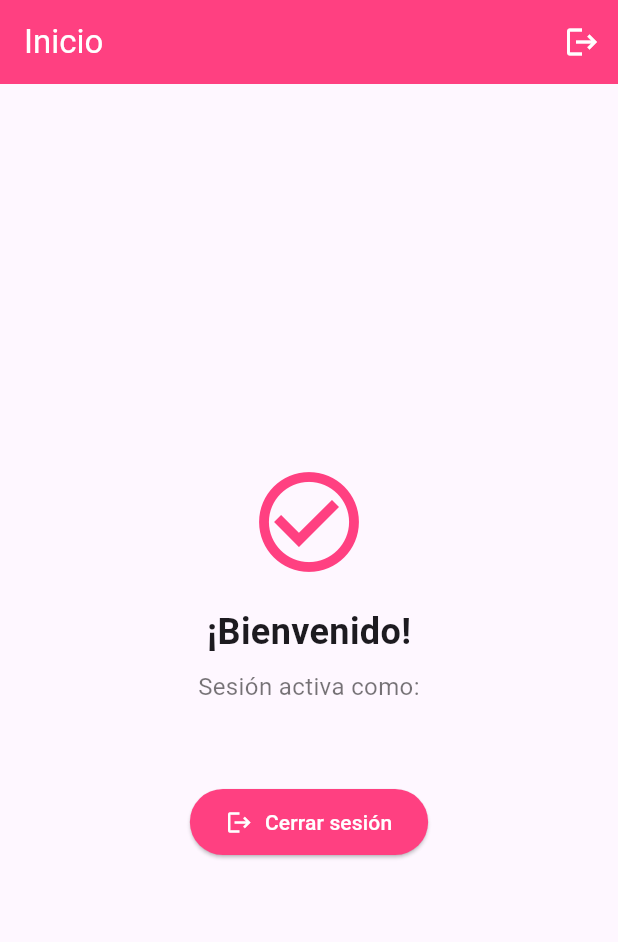
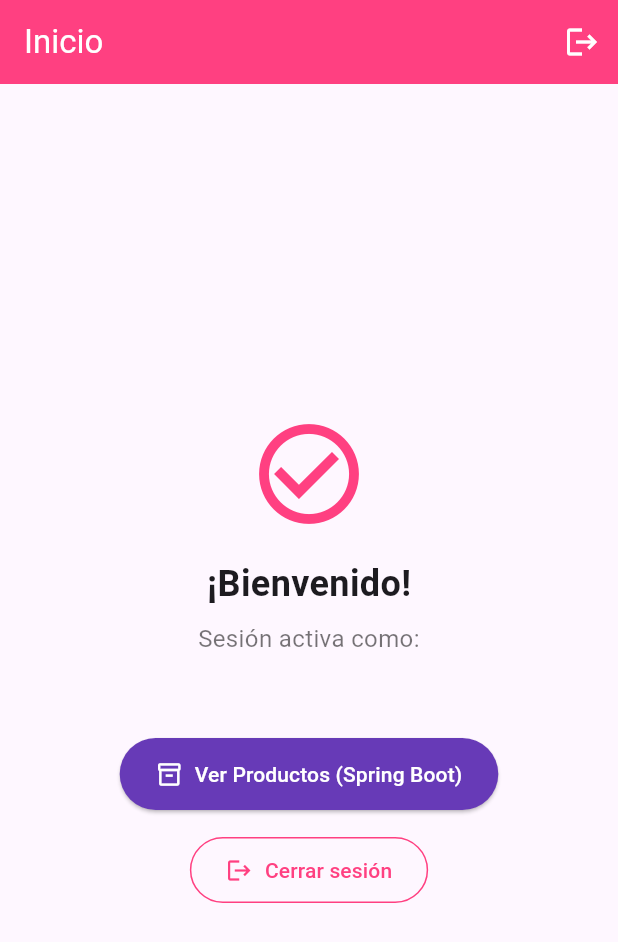
Before and after one commit to xBocos/login_bear_animation, a Flutter app: the screen it shows once a user with an empty profile is signed in, on a phone screen of 412 x 824 dp. Shown: the top 942 px of the screen. Run offline on Flutter 3.47's test engine with Material 3 defaults, Android fonts, the phone set to English and light mode, and no system bars; our stand-ins replace firebase_auth, firebase_core, rive; accounts and stored records are empty; generated files the repository leaves out were written again.

Commit message:
feat(api): connect Flutter app to Spring Boot backend and display products list

```diff
--- a/lib/screens/home_screen.dart
+++ b/lib/screens/home_screen.dart
@@ -1,5 +1,6 @@
 import 'package:firebase_auth/firebase_auth.dart';
 import 'package:flutter/material.dart';
+import 'package:login_bear_animation/screens/products_screen.dart';
 
 class HomeScreen extends StatefulWidget {
   const HomeScreen({super.key});
@@ -87,8 +88,29 @@ class _HomeScreenState extends State<HomeScreen> {
               const SizedBox(height: 32),
               ElevatedButton.icon(
                 style: ElevatedButton.styleFrom(
-                  backgroundColor: Colors.pinkAccent,
+                  backgroundColor: Colors.deepPurple,
                   foregroundColor: Colors.white,
+                  padding: const EdgeInsets.symmetric(
+                    horizontal: 24,
+                    vertical: 14,
+                  ),
+                ),
+                onPressed: () {
+                  Navigator.push(
+                    context,
+                    MaterialPageRoute(
+                      builder: (_) => const ProductsScreen(),
+                    ),
+                  );
+                },
+                icon: const Icon(Icons.inventory_2_outlined),
+                label: const Text('Ver Productos (Spring Boot)'),
+              ),
+              const SizedBox(height: 16),
+              OutlinedButton.icon(
+                style: OutlinedButton.styleFrom(
+                  foregroundColor: Colors.pinkAccent,
+                  side: const BorderSide(color: Colors.pinkAccent),
                   padding: const EdgeInsets.symmetric(
                     horizontal: 24,
                     vertical: 12,
@@ -100,7 +122,7 @@ class _HomeScreenState extends State<HomeScreen> {
                         width: 18,
                         height: 18,
                         child: CircularProgressIndicator(
-                          color: Colors.white,
+                          color: Colors.pinkAccent,
                           strokeWidth: 2,
                         ),
                       )
```
Also changed, not shown: lib/screens/products_screen.dart (added, +87 -0 lines), 1 other file.
